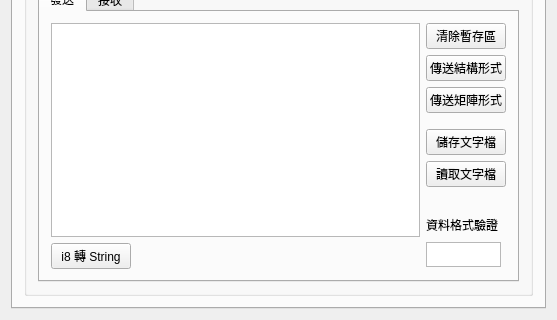
This is mainwindow.ui in mickey9910326/ASA_HMI_Data_Agent as Qt 5 draws it before an edit; both pictures show x 0 to 557 and y 409 to 729 of the 557 by 729 pixel window. The edited form follows.
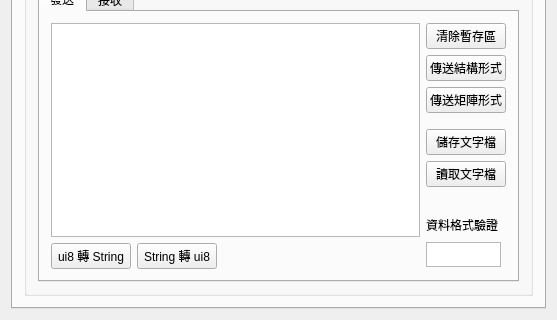
This is the edited form. The open tabs and pages were chosen to show the change.

Commit message: 更新UI：新增String轉ui8按鈕

Diff of the .ui file:
```diff
--- a/mainwindow.ui
+++ b/mainwindow.ui
@@ -220,7 +220,14 @@
                      <item>
                       <widget class="QPushButton" name="pushButton">
                        <property name="text">
-                        <string>i8 轉 String</string>
+                        <string>ui8 轉 String</string>
+                       </property>
+                      </widget>
+                     </item>
+                     <item>
+                      <widget class="QPushButton" name="buttonStringToUi8">
+                       <property name="text">
+                        <string>String 轉 ui8</string>
                        </property>
                       </widget>
                      </item>
```
Left out of the diff: 4 changed lines with no effect on the pictures.
